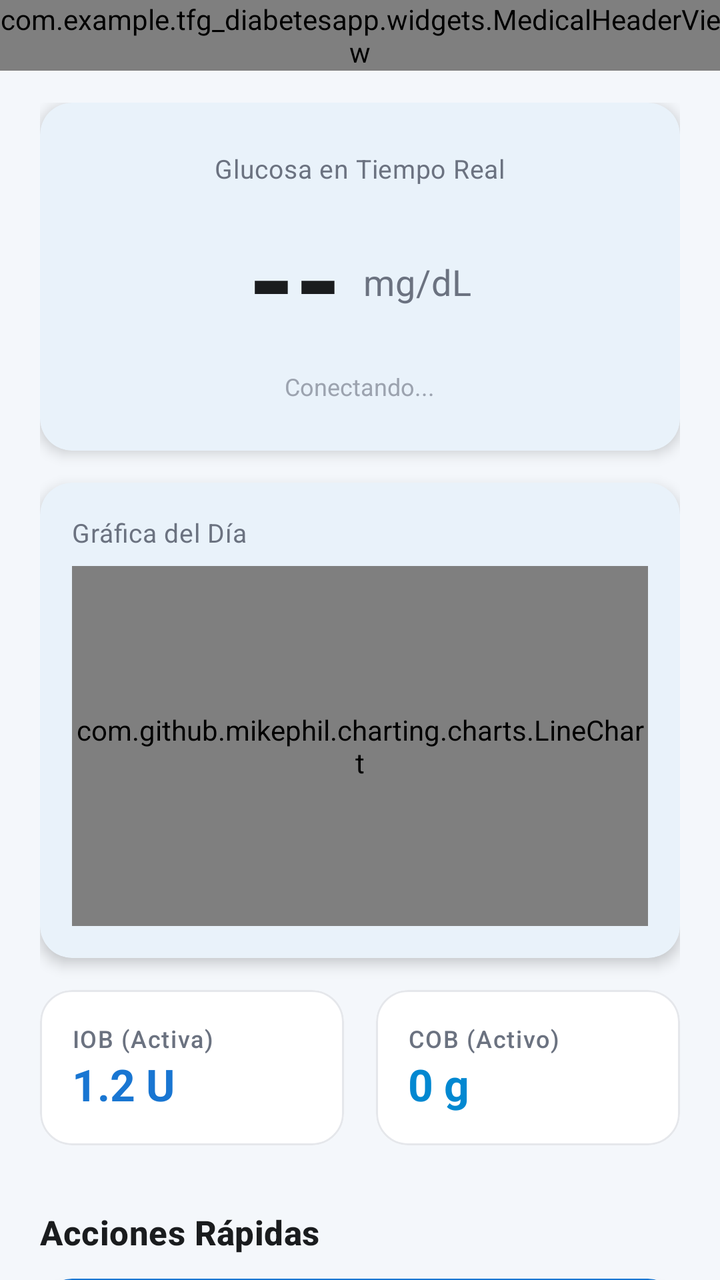
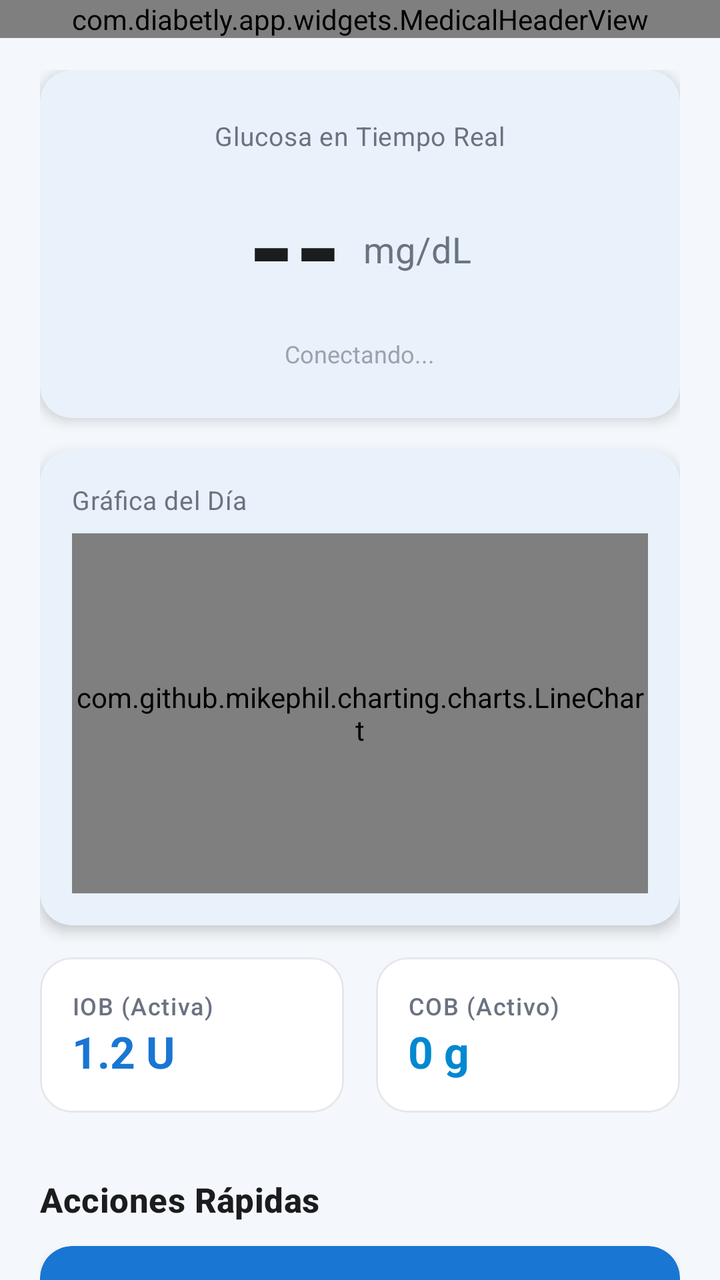

Before-and-after screenshots of an Android layout around one commit, followed by the original layout XML and the change that was made.
<!-- AndroidManifest.xml: application theme Theme.TFGDIABETESAPP -->
<!-- res/layout/fragment_home.xml -->
<?xml version="1.0" encoding="utf-8"?>
<LinearLayout xmlns:android="http://schemas.android.com/apk/res/android"
    xmlns:app="http://schemas.android.com/apk/res-auto"
    xmlns:tools="http://schemas.android.com/tools"
    android:id="@+id/main"
    android:layout_width="match_parent"
    android:layout_height="match_parent"
    android:orientation="vertical"
    android:background="@color/color_background"
    tools:context=".fragments.HomeFragment">

    <com.example.tfg_diabetesapp.widgets.MedicalHeaderView
        android:id="@+id/homeHeader"
        android:layout_width="match_parent"
        android:layout_height="wrap_content"
        app:headerTitle="Hola"
        app:headerSubtitle="Estado actual"
        app:headerShowLogout="true" />

    <androidx.core.widget.NestedScrollView
        android:layout_width="match_parent"
        android:layout_height="0dp"
        android:layout_weight="1"
        android:layout_marginTop="@dimen/header_content_overlap_negative"
        android:clipToPadding="false">

        <LinearLayout
            android:layout_width="match_parent"
            android:layout_height="wrap_content"
            android:orientation="vertical"
            android:paddingHorizontal="@dimen/screen_padding_horizontal"
            android:paddingTop="@dimen/content_gap_after_header"
            android:paddingBottom="@dimen/space_2xl">

            
            <com.google.android.material.card.MaterialCardView
                style="@style/Widget.App.Card"
                android:layout_width="match_parent"
                android:layout_height="wrap_content"
                android:layout_marginBottom="@dimen/space_lg">

                <LinearLayout
                    android:layout_width="match_parent"
                    android:layout_height="wrap_content"
                    android:orientation="vertical"
                    android:padding="@dimen/space_2xl"
                    android:gravity="center">

                    <LinearLayout
                        android:layout_width="wrap_content"
                        android:layout_height="wrap_content"
                        android:orientation="horizontal"
                        android:gravity="center_vertical">

                        <TextView
                            android:layout_width="wrap_content"
                            android:layout_height="wrap_content"
                            android:text="Glucosa en Tiempo Real"
                            android:textAppearance="@style/TextAppearance.App.Body" />

                        <ProgressBar
                            android:id="@+id/pbGlucoseLoading"
                            android:layout_width="18dp"
                            android:layout_height="18dp"
                            android:layout_marginStart="@dimen/space_sm"
                            android:visibility="gone" />
                    </LinearLayout>

                    <LinearLayout
                        android:layout_width="wrap_content"
                        android:layout_height="wrap_content"
                        android:orientation="horizontal"
                        android:gravity="bottom"
                        android:layout_marginTop="@dimen/space_sm">

                        <TextView
                            android:id="@+id/tvGlucosaMain"
                            android:layout_width="wrap_content"
                            android:layout_height="wrap_content"
                            android:text="--"
                            android:textAppearance="@style/TextAppearance.App.GlucoseValue" />

                        <TextView
                            android:id="@+id/tvTendencia"
                            android:layout_width="wrap_content"
                            android:layout_height="wrap_content"
                            android:text=""
                            android:textSize="32sp"
                            android:textStyle="bold"
                            android:layout_marginStart="6dp"
                            android:layout_marginBottom="8dp" />

                        <TextView
                            android:layout_width="wrap_content"
                            android:layout_height="wrap_content"
                            android:text=" mg/dL"
                            android:textAppearance="@style/TextAppearance.App.Body"
                            android:textSize="18sp"
                            android:layout_marginBottom="14dp" />
                    </LinearLayout>

                    <TextView
                        android:id="@+id/tvLastUpdated"
                        android:layout_width="wrap_content"
                        android:layout_height="wrap_content"
                        android:text="Conectando..."
                        android:textColor="@color/color_text_hint"
                        android:textSize="12sp"
                        android:layout_marginTop="@dimen/space_xs" />
                </LinearLayout>
            </com.google.android.material.card.MaterialCardView>

            
            <com.google.android.material.card.MaterialCardView
                style="@style/Widget.App.Card"
                android:layout_width="match_parent"
                android:layout_height="wrap_content"
                android:layout_marginBottom="@dimen/space_lg">

                <LinearLayout
                    android:layout_width="match_parent"
                    android:layout_height="wrap_content"
                    android:orientation="vertical"
                    android:padding="@dimen/space_lg">

                    <TextView
                        android:layout_width="wrap_content"
                        android:layout_height="wrap_content"
                        android:text="Gráfica del Día"
                        android:textAppearance="@style/TextAppearance.App.Body"
                        android:layout_marginBottom="@dimen/space_sm" />

                    <com.github.mikephil.charting.charts.LineChart
                        android:id="@+id/glucoseChart"
                        android:layout_width="match_parent"
                        android:layout_height="180dp"
                        android:background="@android:color/transparent" />
                </LinearLayout>
            </com.google.android.material.card.MaterialCardView>

            
            <LinearLayout
                android:layout_width="match_parent"
                android:layout_height="wrap_content"
                android:orientation="horizontal"
                android:clipChildren="false"
                android:clipToPadding="false"
                android:layout_marginBottom="@dimen/space_3xl">

                <com.google.android.material.card.MaterialCardView
                    style="@style/Widget.App.Card.Metric"
                    android:layout_width="0dp"
                    android:layout_height="wrap_content"
                    android:layout_weight="1"
                    android:layout_marginEnd="@dimen/space_sm">

                    <LinearLayout
                        android:layout_width="match_parent"
                        android:layout_height="wrap_content"
                        android:orientation="vertical"
                        android:padding="@dimen/space_lg">

                        <TextView
                            android:layout_width="wrap_content"
                            android:layout_height="wrap_content"
                            android:text="IOB (Activa)"
                            android:textAppearance="@style/TextAppearance.App.Caption" />

                        <TextView
                            android:id="@+id/tvIOB"
                            android:layout_width="wrap_content"
                            android:layout_height="wrap_content"
                            android:text="1.2 U"
                            android:textAppearance="@style/TextAppearance.App.MetricValue"
                            android:textColor="@color/color_primary" />
                    </LinearLayout>
                </com.google.android.material.card.MaterialCardView>

                <com.google.android.material.card.MaterialCardView
                    style="@style/Widget.App.Card.Metric"
                    android:layout_width="0dp"
                    android:layout_height="wrap_content"
                    android:layout_weight="1"
                    android:layout_marginStart="@dimen/space_sm">

                    <LinearLayout
                        android:layout_width="match_parent"
                        android:layout_height="wrap_content"
                        android:orientation="vertical"
                        android:padding="@dimen/space_lg">

                        <TextView
                            android:layout_width="wrap_content"
                            android:layout_height="wrap_content"
                            android:text="COB (Activo)"
                            android:textAppearance="@style/TextAppearance.App.Caption" />

                        <TextView
                            android:id="@+id/tvCOB"
                            android:layout_width="wrap_content"
                            android:layout_height="wrap_content"
                            android:text="0 g"
                            android:textAppearance="@style/TextAppearance.App.MetricValue"
                            android:textColor="@color/color_secondary" />
                    </LinearLayout>
                </com.google.android.material.card.MaterialCardView>
            </LinearLayout>

            
            <TextView
                android:layout_width="wrap_content"
                android:layout_height="wrap_content"
                android:text="Acciones Rápidas"
                android:textAppearance="@style/TextAppearance.App.SectionTitle"
                android:layout_marginBottom="@dimen/space_md" />

            <com.google.android.material.card.MaterialCardView
                android:id="@+id/cardNewBolo"
                style="@style/Widget.App.Card"
                android:layout_width="match_parent"
                android:layout_height="80dp"
                app:cardBackgroundColor="@color/color_primary"
                android:clickable="true"
                android:focusable="true"
                android:layout_marginBottom="@dimen/space_lg">

                <LinearLayout
                    android:layout_width="match_parent"
                    android:layout_height="match_parent"
                    android:gravity="center_vertical"
                    android:paddingHorizontal="@dimen/space_2xl">

                    <ImageView
                        android:layout_width="28dp"
                        android:layout_height="28dp"
                        android:src="@drawable/ic_add"
                        app:tint="@color/color_on_primary"
                        android:layout_marginEnd="@dimen/space_lg"
                        android:importantForAccessibility="no" />

                    <LinearLayout
                        android:layout_width="wrap_content"
                        android:layout_height="wrap_content"
                        android:orientation="vertical">

                        <TextView
                            android:layout_width="wrap_content"
                            android:layout_height="wrap_content"
                            android:text="Calcular Nuevo Bolo"
                            android:textColor="@color/color_on_primary"
                            android:textStyle="bold"
                            android:textSize="17sp" />

                        <TextView
                            android:layout_width="wrap_content"
                            android:layout_height="wrap_content"
                            android:text="Registrar comida e insulina"
                            android:textColor="@color/color_on_primary_muted"
                            android:textSize="12sp" />
                    </LinearLayout>
                </LinearLayout>
            </com.google.android.material.card.MaterialCardView>

            <com.google.android.material.card.MaterialCardView
                android:id="@+id/cardNewActivity"
                style="@style/Widget.App.Card"
                android:layout_width="match_parent"
                android:layout_height="80dp"
                app:cardBackgroundColor="@color/color_secondary"
                android:clickable="true"
                android:focusable="true"
                android:layout_marginBottom="@dimen/space_lg">

                <LinearLayout
                    android:layout_width="match_parent"
                    android:layout_height="match_parent"
                    android:gravity="center_vertical"
                    android:paddingHorizontal="@dimen/space_2xl">

                    <ImageView
                        android:layout_width="28dp"
                        android:layout_height="28dp"
                        android:src="@drawable/ic_activity"
                        app:tint="@color/color_on_primary"
                        android:layout_marginEnd="@dimen/space_lg"
                        android:importantForAccessibility="no" />

                    <LinearLayout
                        android:layout_width="wrap_content"
                        android:layout_height="wrap_content"
                        android:orientation="vertical">

                        <TextView
                            android:layout_width="wrap_content"
                            android:layout_height="wrap_content"
                            android:text="Registrar Actividad"
                            android:textColor="@color/color_on_primary"
                            android:textStyle="bold"
                            android:textSize="17sp" />

                        <TextView
                            android:layout_width="wrap_content"
                            android:layout_height="wrap_content"
                            android:text="Ejercicio y deporte"
                            android:textColor="@color/color_on_primary_muted"
                            android:textSize="12sp" />
                    </LinearLayout>
                </LinearLayout>
            </com.google.android.material.card.MaterialCardView>

        </LinearLayout>
    </androidx.core.widget.NestedScrollView>

</LinearLayout>
<!-- resources referenced by this layout -->
<resources>
  <color name="color_background">#F4F7FB</color>
  <color name="color_on_primary">#FFFFFF</color>
  <color name="color_on_primary_muted">#BBDEFB</color>
  <color name="color_primary">#1976D2</color>
  <color name="color_secondary">#0288D1</color>
  <color name="color_text_hint">#9CA3AF</color>
  <dimen name="content_gap_after_header">16dp</dimen>
  <dimen name="header_content_overlap_negative">0dp</dimen>
  <dimen name="screen_padding_horizontal">20dp</dimen>
  <dimen name="space_2xl">24dp</dimen>
  <dimen name="space_3xl">32dp</dimen>
  <dimen name="space_lg">16dp</dimen>
  <dimen name="space_md">12dp</dimen>
  <dimen name="space_sm">8dp</dimen>
  <dimen name="space_xs">4dp</dimen>
  <!-- drawable ic_add (drawable) -->
  <vector xmlns:android="http://schemas.android.com/apk/res/android"
      android:width="24dp"
      android:height="24dp"
      android:viewportWidth="24"
      android:viewportHeight="24"
      android:tint="?attr/colorOnPrimary">
      <path
          android:fillColor="@android:color/white"
          android:pathData="M19,13h-6v6h-2v-6H5v-2h6V5h2v6h6V13z" />
  </vector>
  <style name="TextAppearance.App.Body" parent="TextAppearance.Material3.BodyMedium">
          <item name="android:textSize">13sp</item>
          <item name="android:textColor">@color/color_text_secondary</item>
      </style>
  <style name="TextAppearance.App.Caption" parent="TextAppearance.Material3.LabelSmall">
          <item name="android:textSize">12sp</item>
          <item name="android:textColor">@color/color_text_secondary</item>
      </style>
  <style name="TextAppearance.App.GlucoseValue" parent="TextAppearance.Material3.DisplayLarge">
          <item name="android:textSize">60sp</item>
          <item name="android:textStyle">bold</item>
          <item name="android:textColor">@color/color_text_primary</item>
      </style>
  <style name="TextAppearance.App.MetricValue" parent="TextAppearance.Material3.TitleLarge">
          <item name="android:textSize">22sp</item>
          <item name="android:textStyle">bold</item>
          <item name="android:textColor">@color/color_text_primary</item>
      </style>
  <style name="TextAppearance.App.SectionTitle" parent="TextAppearance.Material3.TitleMedium">
          <item name="android:textSize">17sp</item>
          <item name="android:textStyle">bold</item>
          <item name="android:textColor">@color/color_text_primary</item>
      </style>
  <style name="Widget.App.Card" parent="Widget.Material3.CardView.Elevated">
          <item name="cardCornerRadius">@dimen/card_corner_radius</item>
          <item name="cardElevation">@dimen/card_elevation</item>
          <item name="cardBackgroundColor">@color/color_surface</item>
      </style>
  <style name="Widget.App.Card.Metric" parent="Widget.Material3.CardView.Outlined">
          <item name="cardCornerRadius">@dimen/card_corner_radius</item>
          <item name="cardBackgroundColor">@color/color_surface</item>
          <item name="strokeColor">@color/color_divider</item>
          <item name="strokeWidth">1dp</item>
      </style>
  <style name="Theme.TFGDIABETESAPP" parent="Base.Theme.TFGDIABETESAPP" />
  <color name="color_text_secondary">#6B7280</color>
  <color name="color_text_primary">#1A1C1E</color>
  <dimen name="card_corner_radius">16dp</dimen>
  <dimen name="card_elevation">4dp</dimen>
  <color name="color_surface">#FFFFFF</color>
  <color name="color_divider">#E5E7EB</color>
  <color name="color_primary_light">#DBEAFE</color>
  <color name="color_primary_dark">#1565C0</color>
  <color name="color_on_secondary">#FFFFFF</color>
  <color name="color_error">#EF5350</color>
  <!-- unchanged entries left out for length: 2 -->
</resources>

<!-- the commit's change to res/layout/fragment_home.xml (unified diff, before → after) -->
@@ -9,7 +9,7 @@
     android:background="@color/color_background"
     tools:context=".fragments.HomeFragment">
 
-    <com.example.tfg_diabetesapp.widgets.MedicalHeaderView
+    <com.diabetly.app.widgets.MedicalHeaderView
         android:id="@+id/homeHeader"
         android:layout_width="match_parent"
         android:layout_height="wrap_content"
